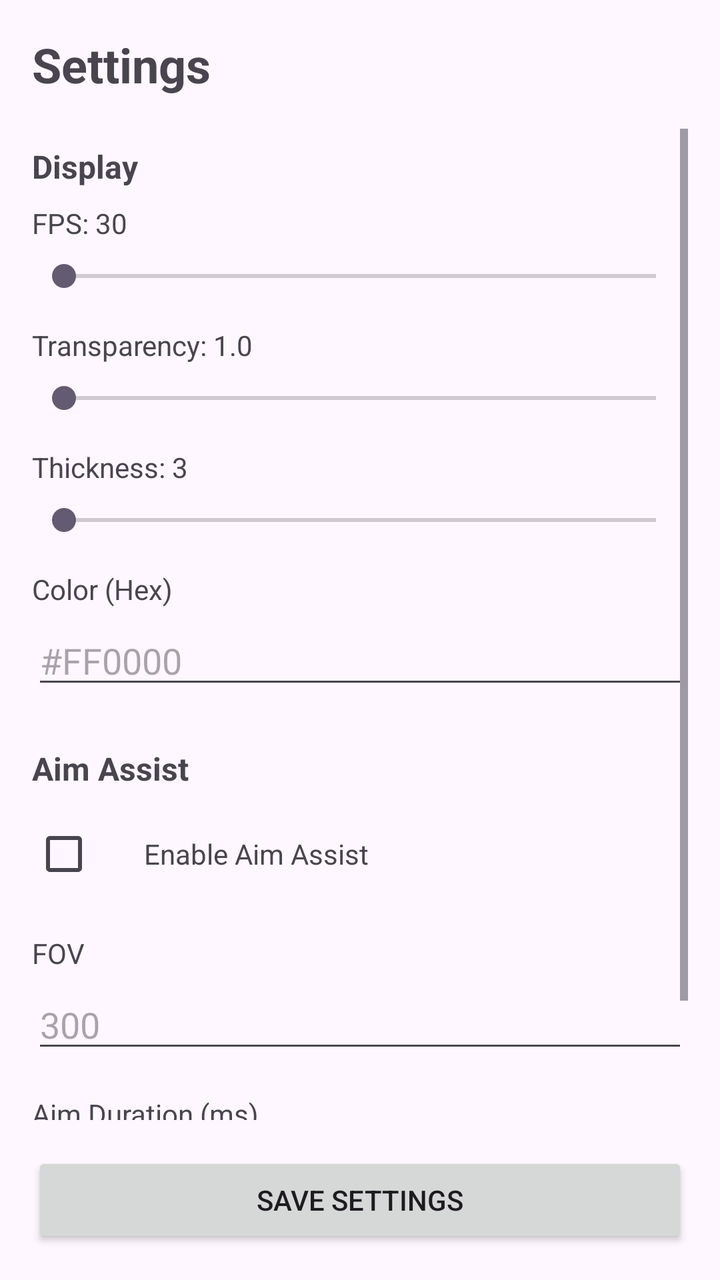
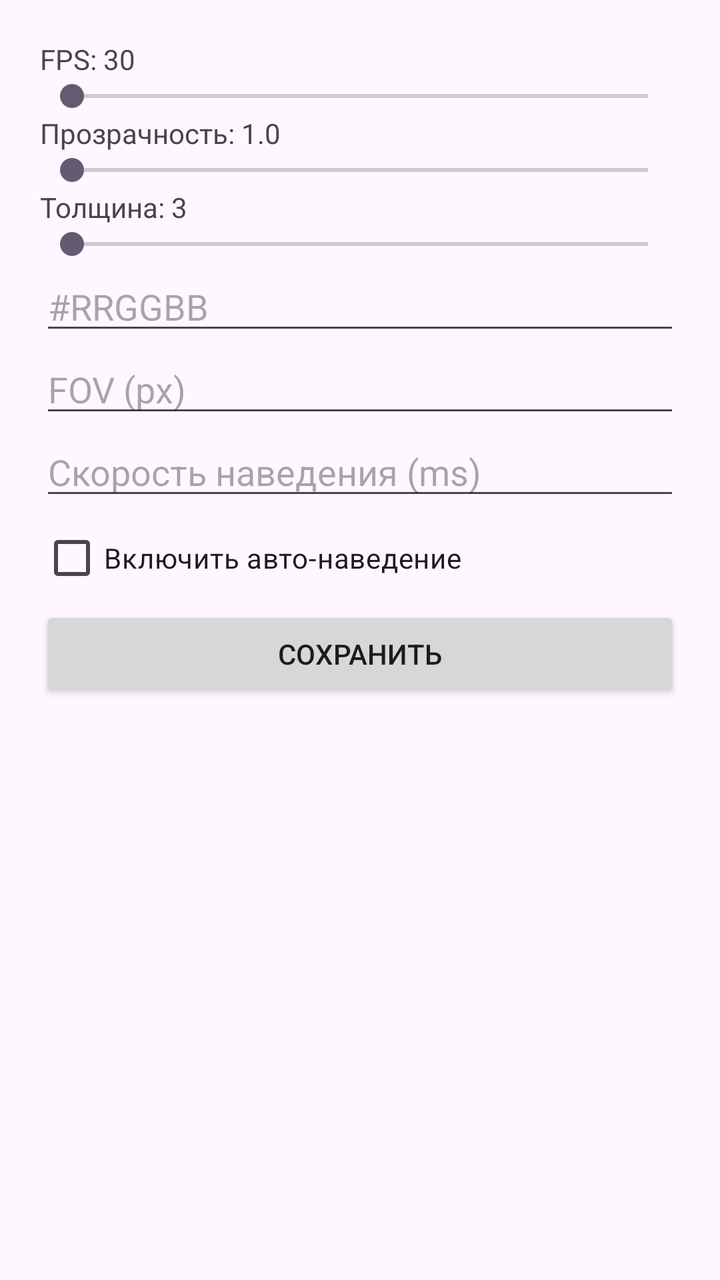

The first picture is an Android layout as it rendered before a commit; the second is the same layout after the commit. The layout source and the unified diff follow.
<!-- AndroidManifest.xml: application theme Theme.Material3.DayNight.NoActionBar -->
<!-- res/layout/activity_settings.xml -->
<?xml version="1.0" encoding="utf-8"?>
<LinearLayout xmlns:android="http://schemas.android.com/apk/res/android"
    android:layout_width="match_parent"
    android:layout_height="match_parent"
    android:orientation="vertical"
    android:padding="16dp">

    <TextView
        android:layout_width="wrap_content"
        android:layout_height="wrap_content"
        android:text="Settings"
        android:textSize="24sp"
        android:textStyle="bold"
        android:layout_marginBottom="16dp" />

    <ScrollView
        android:layout_width="match_parent"
        android:layout_height="0dp"
        android:layout_weight="1">

        <LinearLayout
            android:layout_width="match_parent"
            android:layout_height="wrap_content"
            android:orientation="vertical">

            
            <TextView
                android:layout_width="wrap_content"
                android:layout_height="wrap_content"
                android:text="Display"
                android:textStyle="bold"
                android:textSize="16sp"
                android:layout_marginTop="8dp"
                android:layout_marginBottom="8dp" />

            <LinearLayout
                android:layout_width="match_parent"
                android:layout_height="wrap_content"
                android:orientation="vertical"
                android:layout_marginBottom="16dp">

                <TextView
                    android:id="@+id/fpsLabel"
                    android:layout_width="wrap_content"
                    android:layout_height="wrap_content"
                    android:text="FPS: 30"
                    android:textSize="14sp" />

                <SeekBar
                    android:id="@+id/fpsBar"
                    android:layout_width="match_parent"
                    android:layout_height="wrap_content"
                    android:layout_marginTop="8dp" />

            </LinearLayout>

            
            <LinearLayout
                android:layout_width="match_parent"
                android:layout_height="wrap_content"
                android:orientation="vertical"
                android:layout_marginBottom="16dp">

                <TextView
                    android:id="@+id/alphaLabel"
                    android:layout_width="wrap_content"
                    android:layout_height="wrap_content"
                    android:text="Transparency: 1.0"
                    android:textSize="14sp" />

                <SeekBar
                    android:id="@+id/alphaBar"
                    android:layout_width="match_parent"
                    android:layout_height="wrap_content"
                    android:layout_marginTop="8dp" />

            </LinearLayout>

            
            <LinearLayout
                android:layout_width="match_parent"
                android:layout_height="wrap_content"
                android:orientation="vertical"
                android:layout_marginBottom="16dp">

                <TextView
                    android:id="@+id/thickLabel"
                    android:layout_width="wrap_content"
                    android:layout_height="wrap_content"
                    android:text="Thickness: 3"
                    android:textSize="14sp" />

                <SeekBar
                    android:id="@+id/thickBar"
                    android:layout_width="match_parent"
                    android:layout_height="wrap_content"
                    android:layout_marginTop="8dp" />

            </LinearLayout>

            
            <TextView
                android:layout_width="wrap_content"
                android:layout_height="wrap_content"
                android:text="Color (Hex)"
                android:textSize="14sp"
                android:layout_marginBottom="4dp" />

            <EditText
                android:id="@+id/colorHex"
                android:layout_width="match_parent"
                android:layout_height="wrap_content"
                android:hint="#FF0000"
                android:layout_marginBottom="16dp" />

            
            <TextView
                android:layout_width="wrap_content"
                android:layout_height="wrap_content"
                android:text="Aim Assist"
                android:textStyle="bold"
                android:textSize="16sp"
                android:layout_marginTop="8dp"
                android:layout_marginBottom="8dp" />

            <LinearLayout
                android:layout_width="match_parent"
                android:layout_height="wrap_content"
                android:orientation="horizontal"
                android:layout_marginBottom="16dp">

                <CheckBox
                    android:id="@+id/aimCheck"
                    android:layout_width="wrap_content"
                    android:layout_height="wrap_content" />

                <TextView
                    android:layout_width="wrap_content"
                    android:layout_height="wrap_content"
                    android:text="Enable Aim Assist"
                    android:textSize="14sp"
                    android:layout_marginStart="8dp"
                    android:gravity="center_vertical" />

            </LinearLayout>

            
            <TextView
                android:layout_width="wrap_content"
                android:layout_height="wrap_content"
                android:text="FOV"
                android:textSize="14sp"
                android:layout_marginBottom="4dp" />

            <EditText
                android:id="@+id/fovEdit"
                android:layout_width="match_parent"
                android:layout_height="wrap_content"
                android:hint="300"
                android:inputType="number"
                android:layout_marginBottom="16dp" />

            
            <TextView
                android:layout_width="wrap_content"
                android:layout_height="wrap_content"
                android:text="Aim Duration (ms)"
                android:textSize="14sp"
                android:layout_marginBottom="4dp" />

            <EditText
                android:id="@+id/speedEdit"
                android:layout_width="match_parent"
                android:layout_height="wrap_content"
                android:hint="40"
                android:inputType="number"
                android:layout_marginBottom="16dp" />

        </LinearLayout>

    </ScrollView>

    
    <Button
        android:id="@+id/btnSave"
        android:layout_width="match_parent"
        android:layout_height="wrap_content"
        android:text="Save Settings"
        android:layout_marginTop="16dp" />

</LinearLayout>
<!-- resources referenced by this layout -->
<resources>

</resources>

<!-- the commit's change to res/layout/activity_settings.xml (unified diff, before → after) -->
@@ -1,191 +1,58 @@
 <?xml version="1.0" encoding="utf-8"?>
-<LinearLayout xmlns:android="http://schemas.android.com/apk/res/android"
+<ScrollView xmlns:android="http://schemas.android.com/apk/res/android"
     android:layout_width="match_parent"
-    android:layout_height="match_parent"
-    android:orientation="vertical"
-    android:padding="16dp">
+    android:layout_height="match_parent">
 
-    <TextView
-        android:layout_width="wrap_content"
+    <LinearLayout
+        android:layout_width="match_parent"
         android:layout_height="wrap_content"
-        android:text="Settings"
-        android:textSize="24sp"
-        android:textStyle="bold"
-        android:layout_marginBottom="16dp" />
+        android:orientation="vertical"
+        android:padding="20dp">
 
-    <ScrollView
-        android:layout_width="match_parent"
-        android:layout_height="0dp"
-        android:layout_weight="1">
+        <TextView android:layout_width="wrap_content"
+            android:layout_height="wrap_content"
+            android:id="@+id/fpsLabel" android:text="FPS: 30"/>
+        <SeekBar android:id="@+id/fpsBar"
+            android:layout_width="match_parent"
+            android:layout_height="wrap_content"/>
 
-        <LinearLayout
+        <TextView android:layout_width="wrap_content"
+            android:layout_height="wrap_content"
+            android:id="@+id/alphaLabel" android:text="Прозрачность: 1.0"/>
+        <SeekBar android:id="@+id/alphaBar"
+            android:layout_width="match_parent"
+            android:layout_height="wrap_content"/>
+
+        <TextView android:layout_width="wrap_content"
+            android:layout_height="wrap_content"
+            android:id="@+id/thickLabel" android:text="Толщина: 3"/>
+        <SeekBar android:id="@+id/thickBar"
+            android:layout_width="match_parent"
+            android:layout_height="wrap_content"/>
+
+        <EditText android:id="@+id/colorHex"
             android:layout_width="match_parent"
             android:layout_height="wrap_content"
-            android:orientation="vertical">
+            android:hint="#RRGGBB" android:inputType="text"/>
 
-            
-            <TextView
-                android:layout_width="wrap_content"
-                android:layout_height="wrap_content"
-                android:text="Display"
-                android:textStyle="bold"
-                android:textSize="16sp"
-                android:layout_marginTop="8dp"
-                android:layout_marginBottom="8dp" />
+        <EditText android:id="@+id/fovEdit"
+            android:layout_width="match_parent"
+            android:layout_height="wrap_content"
+            android:hint="FOV (px)" android:inputType="number"/>
 
-            <LinearLayout
-                android:layout_width="match_parent"
-                android:layout_height="wrap_content"
-                android:orientation="vertical"
-                android:layout_marginBottom="16dp">
+        <EditText android:id="@+id/speedEdit"
+            android:layout_width="match_parent"
+            android:layout_height="wrap_content"
+            android:hint="Скорость наведения (ms)" android:inputType="number"/>
 
-                <TextView
-                    android:id="@+id/fpsLabel"
-                    android:layout_width="wrap_content"
-                    android:layout_height="wrap_content"
-                    android:text="FPS: 30"
-                    android:textSize="14sp" />
+        <CheckBox android:id="@+id/aimCheck"
+            android:layout_width="wrap_content"
+            android:layout_height="wrap_content"
+            android:text="Включить авто-наведение"/>
 
-                <SeekBar
-                    android:id="@+id/fpsBar"
-                    android:layout_width="match_parent"
-                    android:layout_height="wrap_content"
-                    android:layout_marginTop="8dp" />
-
-            </LinearLayout>
-
-            
-            <LinearLayout
-                android:layout_width="match_parent"
-                android:layout_height="wrap_content"
-                android:orientation="vertical"
-                android:layout_marginBottom="16dp">
-
-                <TextView
-                    android:id="@+id/alphaLabel"
-                    android:layout_width="wrap_content"
-                    android:layout_height="wrap_content"
-                    android:text="Transparency: 1.0"
-                    android:textSize="14sp" />
-
-                <SeekBar
-                    android:id="@+id/alphaBar"
-                    android:layout_width="match_parent"
-                    android:layout_height="wrap_content"
-                    android:layout_marginTop="8dp" />
-
-            </LinearLayout>
-
-            
-            <LinearLayout
-                android:layout_width="match_parent"
-                android:layout_height="wrap_content"
-                android:orientation="vertical"
-                android:layout_marginBottom="16dp">
-
-                <TextView
-                    android:id="@+id/thickLabel"
-                    android:layout_width="wrap_content"
-                    android:layout_height="wrap_content"
-                    android:text="Thickness: 3"
-                    android:textSize="14sp" />
-
-                <SeekBar
-                    android:id="@+id/thickBar"
-                    android:layout_width="match_parent"
-                    android:layout_height="wrap_content"
-                    android:layout_marginTop="8dp" />
-
-            </LinearLayout>
-
-            
-            <TextView
-                android:layout_width="wrap_content"
-                android:layout_height="wrap_content"
-                android:text="Color (Hex)"
-                android:textSize="14sp"
-                android:layout_marginBottom="4dp" />
-
-            <EditText
-                android:id="@+id/colorHex"
-                android:layout_width="match_parent"
-                android:layout_height="wrap_content"
-                android:hint="#FF0000"
-                android:layout_marginBottom="16dp" />
-
-            
-            <TextView
-                android:layout_width="wrap_content"
-                android:layout_height="wrap_content"
-                android:text="Aim Assist"
-                android:textStyle="bold"
-                android:textSize="16sp"
-                android:layout_marginTop="8dp"
-                android:layout_marginBottom="8dp" />
-
-            <LinearLayout
-                android:layout_width="match_parent"
-                android:layout_height="wrap_content"
-                android:orientation="horizontal"
-                android:layout_marginBottom="16dp">
-
-                <CheckBox
-                    android:id="@+id/aimCheck"
-                    android:layout_width="wrap_content"
-                    android:layout_height="wrap_content" />
-
-                <TextView
-                    android:layout_width="wrap_content"
-                    android:layout_height="wrap_content"
-                    android:text="Enable Aim Assist"
-                    android:textSize="14sp"
-                    android:layout_marginStart="8dp"
-                    android:gravity="center_vertical" />
-
-            </LinearLayout>
-
-            
-            <TextView
-                android:layout_width="wrap_content"
-                android:layout_height="wrap_content"
-                android:text="FOV"
-                android:textSize="14sp"
-                android:layout_marginBottom="4dp" />
-
-            <EditText
-                android:id="@+id/fovEdit"
-                android:layout_width="match_parent"
-                android:layout_height="wrap_content"
-                android:hint="300"
-                android:inputType="number"
-                android:layout_marginBottom="16dp" />
-
-            
-            <TextView
-                android:layout_width="wrap_content"
-                android:layout_height="wrap_content"
-                android:text="Aim Duration (ms)"
-                android:textSize="14sp"
-                android:layout_marginBottom="4dp" />
-
-            <EditText
-                android:id="@+id/speedEdit"
-                android:layout_width="match_parent"
-                android:layout_height="wrap_content"
-                android:hint="40"
-                android:inputType="number"
-                android:layout_marginBottom="16dp" />
-
-        </LinearLayout>
-
-    </ScrollView>
-
-    
-    <Button
-        android:id="@+id/btnSave"
-        android:layout_width="match_parent"
-        android:layout_height="wrap_content"
-        android:text="Save Settings"
-        android:layout_marginTop="16dp" />
-
-</LinearLayout>
+        <Button android:id="@+id/btnSave"
+            android:layout_width="match_parent"
+            android:layout_height="wrap_content"
+            android:text="Сохранить"/>
+    </LinearLayout>
+</ScrollView>
